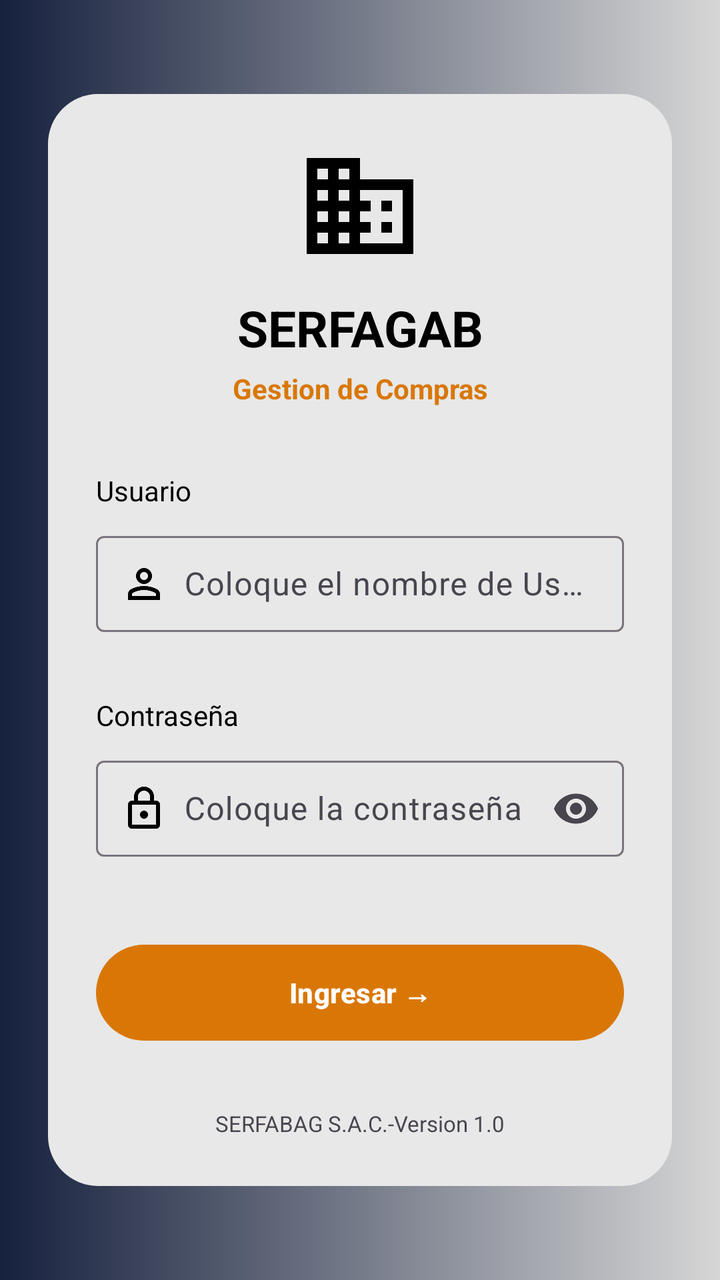
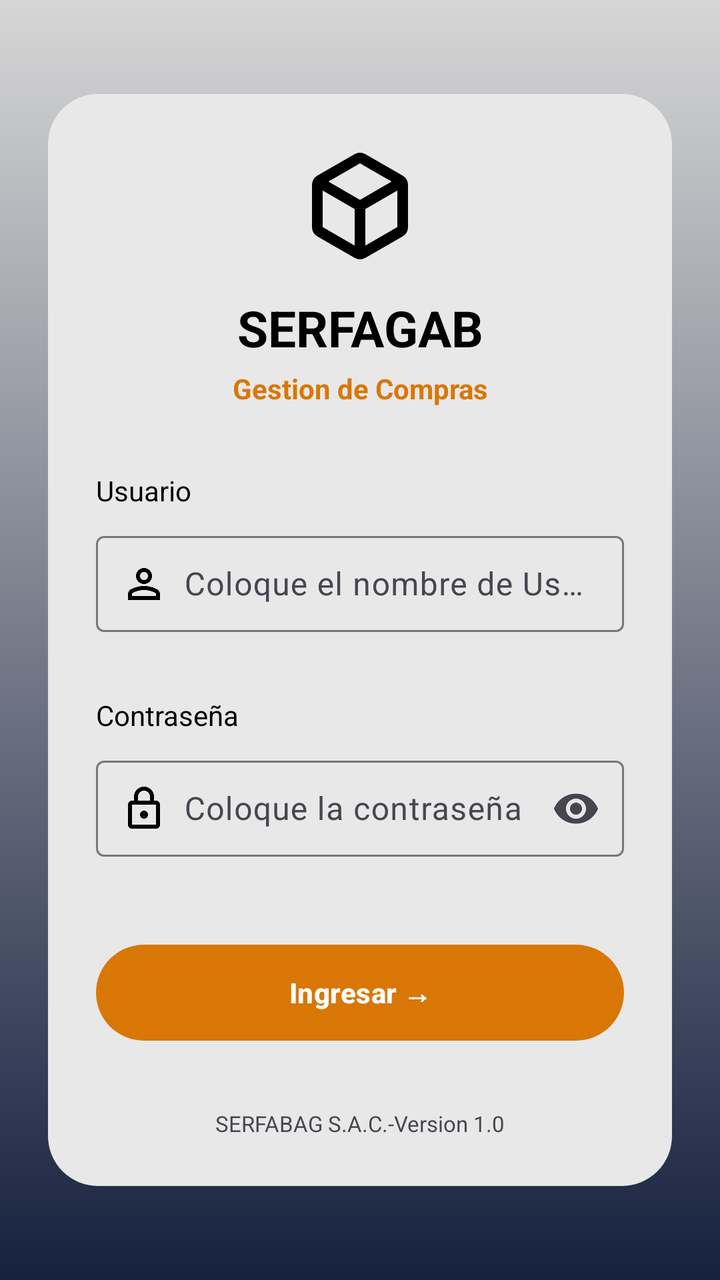

Two renders of the same Android screen: before a commit and after it. Below are the layout's source before the change and the commit's diff.
<!-- AndroidManifest.xml: application theme Theme.Serfagab_Pruebas2 -->
<!-- res/layout/activity_login.xml -->
<?xml version="1.0" encoding="utf-8"?>
<ScrollView xmlns:android="http://schemas.android.com/apk/res/android"
    android:layout_width="match_parent"
    android:layout_height="match_parent"
    xmlns:app="http://schemas.android.com/apk/res-auto"
    android:background="@drawable/bg_login"
    android:fillViewport="true">

    <LinearLayout
        android:layout_width="match_parent"
        android:layout_height="match_parent"
        android:orientation="vertical"
        android:gravity="center">

        <LinearLayout
            android:layout_width="match_parent"
            android:layout_height="wrap_content"
            android:orientation="vertical"
            android:padding="@dimen/padding_content"
            android:layout_marginHorizontal="@dimen/padding_content"
            android:background="@drawable/bg_login_content">

            <ImageView
                android:layout_width="@dimen/dimen_ic_logo"
                android:layout_height="@dimen/dimen_ic_logo"
                android:src="@drawable/ic_logo"
                android:layout_marginBottom="12dp"
                android:contentDescription="@string/name_empresa"
                android:layout_gravity="center" />

            <TextView
                android:layout_width="match_parent"
                android:layout_height="wrap_content"
                android:textColor="@color/black"
                android:text="@string/name_empresa"
                android:textSize="@dimen/size_titulo"
                android:textStyle="bold"
                android:gravity="center"/>

            <TextView
                android:layout_width="match_parent"
                android:layout_height="wrap_content"
                android:layout_marginTop="@dimen/top_margin_description"
                android:text="@string/descripcion_empresa"
                android:gravity="center"
                android:textColor="@color/naranja"
                android:textStyle="bold"/>

            <TextView
                android:layout_width="match_parent"
                android:layout_height="wrap_content"
                android:layout_marginTop="@dimen/top_margin_user_password"
                android:text="@string/usuario_login"
                android:textColor="@color/black"/>

            <com.google.android.material.textfield.TextInputLayout
                android:id="@+id/inputLayoutUsuario"
                style="@style/Widget.Material3.TextInputLayout.OutlinedBox"
                android:layout_width="match_parent"
                android:layout_height="wrap_content"
                android:layout_marginTop="8dp"
                android:hint="@string/hint_nombre_usuario">

                <com.google.android.material.textfield.TextInputEditText
                    android:id="@+id/editTextUsuario"
                    android:layout_width="match_parent"
                    android:layout_height="wrap_content"
                    android:drawableStart="@drawable/ic_user"
                    android:drawablePadding="8dp"
                    android:padding="12dp"
                    android:autofillHints="personName"
                    android:inputType="textCapWords"/>

            </com.google.android.material.textfield.TextInputLayout>

            <TextView
                android:layout_width="match_parent"
                android:layout_height="wrap_content"
                android:layout_marginTop="@dimen/top_margin_user_password"
                android:text="@string/contraseña_login"
                android:textColor="@color/black"/>

            <com.google.android.material.textfield.TextInputLayout
                android:id="@+id/inputLayoutPassword"
                style="@style/Widget.Material3.TextInputLayout.OutlinedBox"
                android:layout_width="match_parent"
                android:layout_height="wrap_content"
                android:layout_marginTop="8dp"
                android:hint="@string/hint_password"
                app:endIconMode="password_toggle">

                <com.google.android.material.textfield.TextInputEditText
                    android:id="@+id/editTextPassword"
                    android:layout_width="match_parent"
                    android:layout_height="wrap_content"
                    android:drawableStart="@drawable/ic_password"
                    android:drawablePadding="8dp"
                    android:padding="12dp"
                    android:autofillHints="password"
                    android:inputType="textPassword"/>

            </com.google.android.material.textfield.TextInputLayout>

            <com.google.android.material.button.MaterialButton
                android:id="@+id/buttonIngresar"
                android:layout_width="match_parent"
                android:layout_height="@dimen/button_dimen"
                android:layout_marginTop="@dimen/button_margintop"
                app:backgroundTint="@color/naranja"
                android:text="@string/button_ingresar"
                android:textAllCaps="false"
                android:textStyle="bold"/>

            <TextView
                android:layout_width="match_parent"
                android:layout_height="wrap_content"
                android:layout_marginTop="@dimen/top_margin_version"
                android:text="@string/login_version"
                android:gravity="center"
                android:textSize="@dimen/size_version"/>

        </LinearLayout>

    </LinearLayout>

</ScrollView>
<!-- resources referenced by this layout -->
<resources>
  <color name="black">#FF000000</color>
  <color name="naranja">#d97706</color>
  <dimen name="button_dimen">56dp</dimen>
  <dimen name="button_margintop">40dp</dimen>
  <dimen name="dimen_ic_logo">64dp</dimen>
  <dimen name="padding_content">24dp</dimen>
  <dimen name="size_titulo">25sp</dimen>
  <dimen name="size_version">11sp</dimen>
  <dimen name="top_margin_description">4dp</dimen>
  <dimen name="top_margin_user_password">32dp</dimen>
  <dimen name="top_margin_version">30dp</dimen>
  <!-- drawable bg_login (drawable) -->
  <?xml version="1.0" encoding="utf-8"?>
  <shape xmlns:android="http://schemas.android.com/apk/res/android">
      <gradient
          android:angle="0"
          android:endColor="@color/white_login"
          android:startColor="@color/azul_login"/>
  </shape>
  <!-- drawable bg_login_content (drawable) -->
  <?xml version="1.0" encoding="utf-8"?>
  <shape xmlns:android="http://schemas.android.com/apk/res/android">
      <corners android:radius="@dimen/radius_content_login"/>
      <solid android:color="@color/white_content"/>
  </shape>
  <!-- drawable ic_logo (drawable) -->
  <vector xmlns:android="http://schemas.android.com/apk/res/android" android:height="24dp" android:tint="#000000" android:viewportHeight="960" android:viewportWidth="960" android:width="24dp">
        
      <path android:fillColor="@android:color/white" android:pathData="M80,840L80,120L480,120L480,280L880,280L880,840L80,840ZM160,760L240,760L240,680L160,680L160,760ZM160,600L240,600L240,520L160,520L160,600ZM160,440L240,440L240,360L160,360L160,440ZM160,280L240,280L240,200L160,200L160,280ZM320,760L400,760L400,680L320,680L320,760ZM320,600L400,600L400,520L320,520L320,600ZM320,440L400,440L400,360L320,360L320,440ZM320,280L400,280L400,200L320,200L320,280ZM480,760L800,760L800,360L480,360L480,440L560,440L560,520L480,520L480,600L560,600L560,680L480,680L480,760ZM640,520L640,440L720,440L720,520L640,520ZM640,680L640,600L720,600L720,680L640,680Z"/>
      
  </vector>
  <string name="button_ingresar">Ingresar →</string>
  <string name="descripcion_empresa">Gestion de Compras</string>
  <string name="hint_nombre_usuario">Coloque el nombre de Usuario</string>
  <string name="hint_password">Coloque la contraseña </string>
  <string name="login_version">SERFABAG S.A.C.-Version 1.0</string>
  <string name="name_empresa">SERFAGAB</string>
  <string name="usuario_login">Usuario</string>
  <style name="Theme.Serfagab_Pruebas2" parent="Base.Theme.Serfagab_Pruebas2" />
  <color name="white_login">#D6D6D6</color>
  <color name="azul_login">#16213e</color>
  <dimen name="radius_content_login">25dp</dimen>
  <color name="white_content">#E8E8E8</color>
  <style name="Base.Theme.Serfagab_Pruebas2" parent="Theme.Material3.DayNight.NoActionBar">
          
          
      </style>
  <!-- unchanged entries left out for length: 2 -->
</resources>

<!-- the commit's change to res/layout/activity_login.xml (unified diff, before → after) -->
@@ -1,5 +1,6 @@
 <?xml version="1.0" encoding="utf-8"?>
 <ScrollView xmlns:android="http://schemas.android.com/apk/res/android"
+    android:id="@+id/main"
     android:layout_width="match_parent"
     android:layout_height="match_parent"
     xmlns:app="http://schemas.android.com/apk/res-auto"
@@ -23,7 +24,7 @@
             <ImageView
                 android:layout_width="@dimen/dimen_ic_logo"
                 android:layout_height="@dimen/dimen_ic_logo"
-                android:src="@drawable/ic_logo"
+                android:src="@drawable/ic_logo_cube"
                 android:layout_marginBottom="12dp"
                 android:contentDescription="@string/name_empresa"
                 android:layout_gravity="center" />
<!-- resource entries referenced after the edit -->
@@ -15,7 +15,7 @@
   <?xml version="1.0" encoding="utf-8"?>
   <shape xmlns:android="http://schemas.android.com/apk/res/android">
       <gradient
-          android:angle="0"
+          android:angle="90"
           android:endColor="@color/white_login"
           android:startColor="@color/azul_login"/>
   </shape>
@@ -25,10 +25,10 @@
       <corners android:radius="@dimen/radius_content_login"/>
       <solid android:color="@color/white_content"/>
   </shape>
-  <!-- drawable ic_logo (drawable) -->
+  <!-- drawable ic_logo_cube (drawable) -->
   <vector xmlns:android="http://schemas.android.com/apk/res/android" android:height="24dp" android:tint="#000000" android:viewportHeight="960" android:viewportWidth="960" android:width="24dp">
         
-      <path android:fillColor="@android:color/white" android:pathData="M80,840L80,120L480,120L480,280L880,280L880,840L80,840ZM160,760L240,760L240,680L160,680L160,760ZM160,600L240,600L240,520L160,520L160,600ZM160,440L240,440L240,360L160,360L160,440ZM160,280L240,280L240,200L160,200L160,280ZM320,760L400,760L400,680L320,680L320,760ZM320,600L400,600L400,520L320,520L320,600ZM320,440L400,440L400,360L320,360L320,440ZM320,280L400,280L400,200L320,200L320,280ZM480,760L800,760L800,360L480,360L480,440L560,440L560,520L480,520L480,600L560,600L560,680L480,680L480,760ZM640,520L640,440L720,440L720,520L640,520ZM640,680L640,600L720,600L720,680L640,680Z"/>
+      <path android:fillColor="@android:color/white" android:pathData="M440,777L440,503L200,364L200,638Q200,638 200,638Q200,638 200,638L440,777ZM520,777L760,638Q760,638 760,638Q760,638 760,638L760,364L520,503L520,777ZM480,434L717,297L480,160Q480,160 480,160Q480,160 480,160L243,297L480,434ZM160,708Q141,697 130.5,679Q120,661 120,639L120,321Q120,299 130.5,281Q141,263 160,252L440,91Q459,80 480,80Q501,80 520,91L800,252Q819,263 829.5,281Q840,299 840,321L840,639Q840,661 829.5,679Q819,697 800,708L520,869Q501,880 480,880Q459,880 440,869L160,708ZM480,480Q480,480 480,480Q480,480 480,480L480,480Q480,480 480,480Q480,480 480,480L480,480Q480,480 480,480Q480,480 480,480L480,480Q480,480 480,480Q480,480 480,480L480,480Q480,480 480,480Q480,480 480,480L480,480Q480,480 480,480Q480,480 480,480Z"/>
       
   </vector>
   <string name="button_ingresar">Ingresar →</string>
